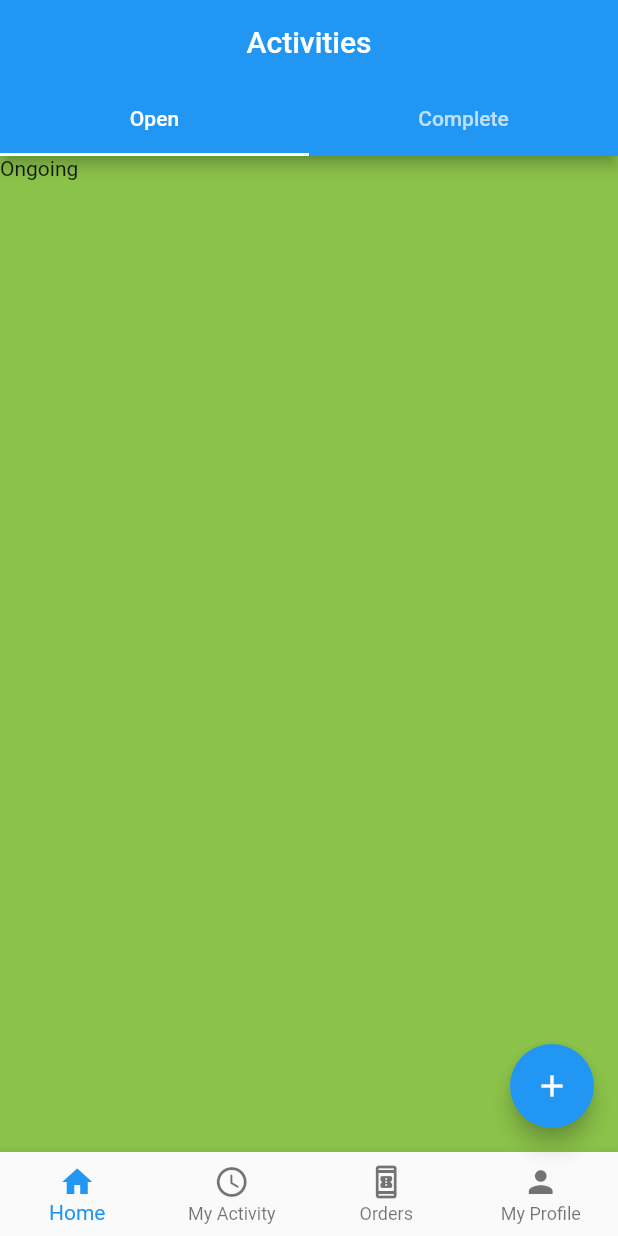
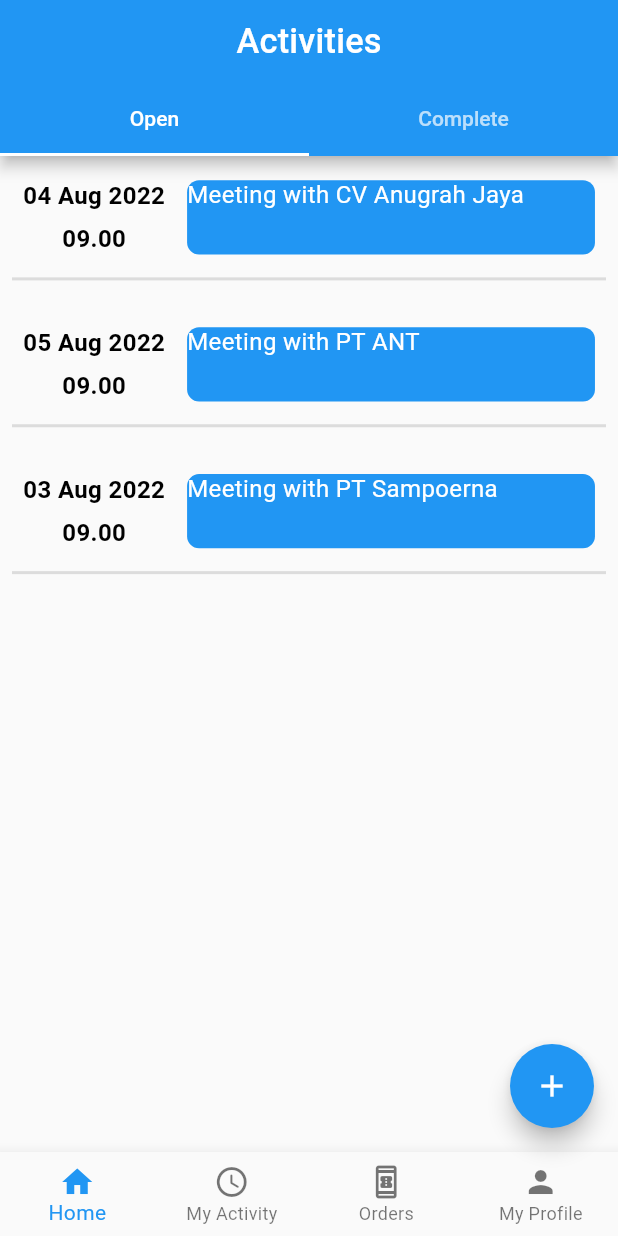
Before and after one commit to tonyhart7/test_impact, a Flutter app: the screen it shows after launch, on a phone screen of 412 x 824 dp. Run offline on Flutter 3.47's test engine with Material 2 defaults, Android fonts, the phone set to English and light mode, and no system bars; our stand-ins replace dio, equatable, flutter_bloc, flutter_screenutil, shared_preferences.

Commit message:
add activity screen,bloc,repo

```diff
--- a/lib/activity/activity.dart
+++ b/lib/activity/activity.dart
@@ -1,5 +1,8 @@
-import 'package:flutter/cupertino.dart';
+import 'package:flutter/material.dart';
+import 'package:flutter_screenutil/flutter_screenutil.dart';
+import 'package:test_impact/utils/app_utils.dart';
 
 export 'model/activity.dart';
 
 part 'view/mobile/activity_page.dart';
+part 'view/mobile/add_activity_page.dart';
--- a/lib/activity/model/activity.dart
+++ b/lib/activity/model/activity.dart
@@ -118,3 +118,32 @@
         remarks.hashCode;
   }
 }
+
+List<ActivityRecord> dumbActivity = [
+  ActivityRecord(
+    id: 21,
+    activityType: 'meeting',
+    institution: 'CV Anugrah Jaya',
+    when: DateTime.now(),
+    objective: 'New Order',
+    remarks: 'ada order twinlight',
+  ),
+  ActivityRecord(
+    id: 21,
+    activityType: 'meeting',
+    institution: 'PT ANT',
+    when: DateTime(
+        DateTime.now().year, DateTime.now().month, DateTime.now().day + 1),
+    objective: 'Relocation',
+    remarks: 'martapura new site',
+  ),
+  ActivityRecord(
+    id: 21,
+    activityType: 'meeting',
+    institution: 'PT Sampoerna',
+    when: DateTime(
+        DateTime.now().year, DateTime.now().month, DateTime.now().day - 1),
+    objective: 'Audit',
+    remarks: 'audit Q4',
+  ),
+];
--- a/lib/home/home.dart
+++ b/lib/home/home.dart
@@ -1,6 +1,7 @@
 import 'package:flutter/material.dart';
 import 'package:flutter_bloc/flutter_bloc.dart';
 import 'package:flutter_screenutil/flutter_screenutil.dart';
+import 'package:intl/intl.dart';
 import 'package:test_impact/activity/activity.dart';
 import 'package:test_impact/home/cubit/bottom_navigation_cubit.dart';
 import 'package:test_impact/orders/orders.dart';
--- a/lib/home/view/mobile/home_screen.dart
+++ b/lib/home/view/mobile/home_screen.dart
@@ -23,11 +23,59 @@
         ),
         body: TabBarView(
           children: [
-            Container(
-              height: 200,
-              width: 500,
-              color: Colors.lightGreen,
-              child: const Text('Ongoing'),
+            SingleChildScrollView(
+              child: Column(
+                children: [
+                  ...List.generate(
+                    dumbActivity.length,
+                    (index) => Padding(
+                      padding: const EdgeInsets.all(8.0),
+                      child: Column(
+                        children: [
+                          SizedBox(
+                            height: 0.08.sh,
+                            width: 1.sw,
+                            child: Row(
+                              mainAxisAlignment: MainAxisAlignment.spaceAround,
+                              children: [
+                                Column(
+                                  mainAxisAlignment:
+                                      MainAxisAlignment.spaceEvenly,
+                                  children: [
+                                    Text(
+                                      DateFormat('dd MMM yyyy').format(
+                                        dumbActivity[index].when,
+                                      ),
+                                      style: AppStyle.textBodyBOLD,
+                                    ),
+                                    Text(
+                                      '09.00',
+                                      style: AppStyle.textBodyBOLD,
+                                    ),
+                                  ],
+                                ),
+                                Container(
+                                  decoration: BoxDecoration(
+                                    borderRadius: BorderRadius.circular(8),
+                                    color: Colors.blue[500],
+                                  ),
+                                  height: 0.06.sh,
+                                  width: 0.66.sw,
+                                  child: Text(
+                                    'Meeting with ${dumbActivity[index].institution}',
+                                    style: AppStyle.textBodyWhite,
+                                  ),
+                                )
+                              ],
+                            ),
+                          ),
+                          const Divider(thickness: 2)
+                        ],
+                      ),
+                    ),
+                  ),
+                ],
+              ),
             ),
             Container(
               height: 200,
--- a/lib/router/app_router.dart
+++ b/lib/router/app_router.dart
@@ -5,7 +5,21 @@
 
   @override
   Widget build(BuildContext context) {
-    return const MaterialApp(home: MobileHomePage());
+    return ScreenUtilInit(
+      minTextAdapt: true,
+      splitScreenMode: true,
+      builder: (context, child) {
+        return MaterialApp(
+          debugShowCheckedModeBanner: false,
+          theme: ThemeData(
+            primarySwatch: Colors.blue,
+            textTheme: Typography.englishLike2018.apply(fontSizeFactor: 1.sp),
+          ),
+          home: child,
+        );
+      },
+      child: const MobileHomePage(),
+    );
   }
 }
 
--- a/lib/router/router.dart
+++ b/lib/router/router.dart
@@ -1,4 +1,5 @@
 import 'package:flutter/material.dart';
+import 'package:flutter_screenutil/flutter_screenutil.dart';
 import 'package:test_impact/home/home.dart';
 import 'package:test_impact/utils/app_utils.dart';
 
--- a/lib/utils/app_global_api_key.dart
+++ b/lib/utils/app_global_api_key.dart
@@ -3,7 +3,7 @@
 final Future<SharedPreferences> _prefs = SharedPreferences.getInstance();
 
 class GlobalAPIKey {
-  String baseUrl = 'https://tonyhart7.dev:3000/';
+  String baseUrl = 'https://tonyhart7.dev:3000';
 
   Future<String?> getAccessKey() async {
     final prefs = await _prefs;
--- a/pubspec.yaml
+++ b/pubspec.yaml
@@ -20,6 +20,9 @@
   shared_preferences: ^2.0.15
   equatable: ^2.0.3
   intl: ^0.17.0
+  isar: ^0.0.0
+  dropdown_search: ^5.0.2
+  very_good_infinite_list: ^0.4.1
 
 dev_dependencies:
   flutter_test:
```
Also changed, not shown: lib/activity/bloc/add_activity_bloc.dart (added, +68 -0 lines), lib/activity/bloc/add_activity_event.dart (added, +57 -0 lines), lib/activity/bloc/add_activity_state.dart (added, +41 -0 lines), lib/activity/repository/activity_repository.dart (+72 -1 lines), lib/activity/view/mobile/add_activity_page.dart (added, +53 -0 lines), lib/home/view/mobile/home_page.dart (+7 -1 lines), pubspec.lock.
